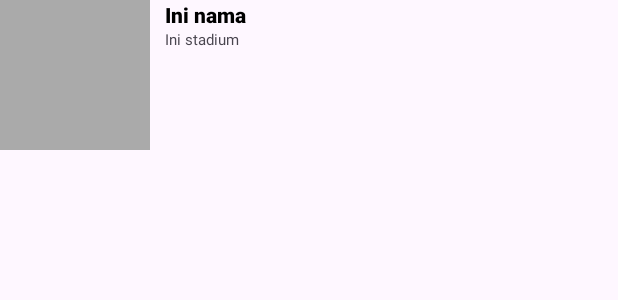
After one commit to aqilzamzamy/TryOutPAS_08_26, an Android app: the layout team_menu.xml on its own in the app's theme, with its tools: preview values and no code run, on a phone screen of 412 x 824 dp. The commit adds this screen. Shown: the top 300 px of the screen. Run offline under Robolectric (Android 15) with nearby library versions, the phone set to English and light mode, and no system bars.

Commit message:
feat [MI] feat/recycler_view

```diff
--- a/app/src/main/res/layout/activity_main.xml
+++ b/app/src/main/res/layout/activity_main.xml
@@ -11,7 +11,8 @@
         android:id="@+id/frame_layout"
         android:layout_above="@id/bottom_navigation"
         android:layout_width="match_parent"
-        android:layout_height="match_parent" />
+        android:layout_height="match_parent"/>
+
 
     <com.google.android.material.bottomnavigation.BottomNavigationView
         android:id="@+id/bottom_navigation"
--- /dev/null
+++ b/app/src/main/res/layout/team_menu.xml
@@ -0,0 +1,34 @@
+<?xml version="1.0" encoding="utf-8"?>
+<LinearLayout xmlns:android="http://schemas.android.com/apk/res/android"
+    android:layout_width="match_parent"
+    android:layout_height="wrap_content"
+    android:layout_marginBottom="15dp">
+
+    <ImageView
+        android:layout_width="100dp"
+        android:layout_height="100dp"
+        android:background="@android:color/darker_gray"
+        android:id="@+id/ivImage" />
+
+    <LinearLayout
+        android:layout_width="match_parent"
+        android:layout_height="wrap_content"
+        android:orientation="vertical"
+        android:layout_marginLeft="10dp">
+        <TextView
+            android:layout_width="wrap_content"
+            android:layout_height="wrap_content"
+            android:id="@+id/tvTeamName"
+            android:text="Ini nama "
+            android:textColor="@color/black"
+            android:fontFamily="sans-serif-black"/>
+        <TextView
+            android:textSize="10sp"
+            android:layout_width="wrap_content"
+            android:layout_height="wrap_content"
+            android:id="@+id/tvStadium"
+            android:text="Ini stadium"/>
+    </LinearLayout>
+
+
+    </LinearLayout>
```
Also changed, not shown: app/src/main/java/com/example/tryoutpas_08_26/ApiClient.java (added, +18 -0 lines), app/src/main/java/com/example/tryoutpas_08_26/LaligaFragment.java (+43 -2 lines), app/src/main/java/com/example/tryoutpas_08_26/PremiereFragment.java (+43 -2 lines), app/src/main/java/com/example/tryoutpas_08_26/SportsApi.java (added, +13 -0 lines), app/src/main/java/com/example/tryoutpas_08_26/Team.java (added, +26 -0 lines), app/src/main/java/com/example/tryoutpas_08_26/TeamAdapter.java (added, +61 -0 lines), app/src/main/java/com/example/tryoutpas_08_26/TeamResponse.java (added, +13 -0 lines), app/src/main/res/layout/fragment_laliga.xml (+4 -6 lines), app/src/main/res/layout/fragment_premiere.xml (+7 -8 lines), app/src/main/res/menu/bottom_nav_menu.xml (+5 -5 lines), app/src/main/res/drawable/ic_laliga.png (added), app/src/main/res/drawable/ic_premierleague.png (added).
